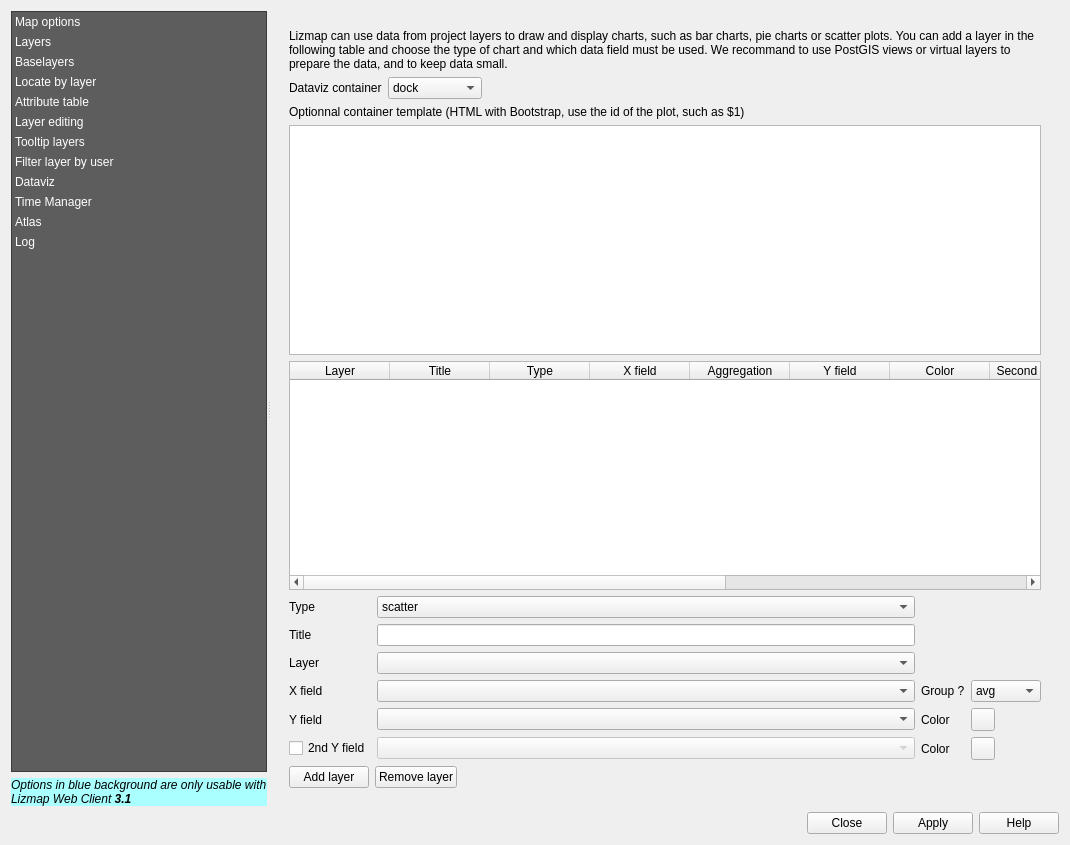
Above: ui_lizmap.ui from 3liz/lizmap-plugin before the change. Below: the same form after it.
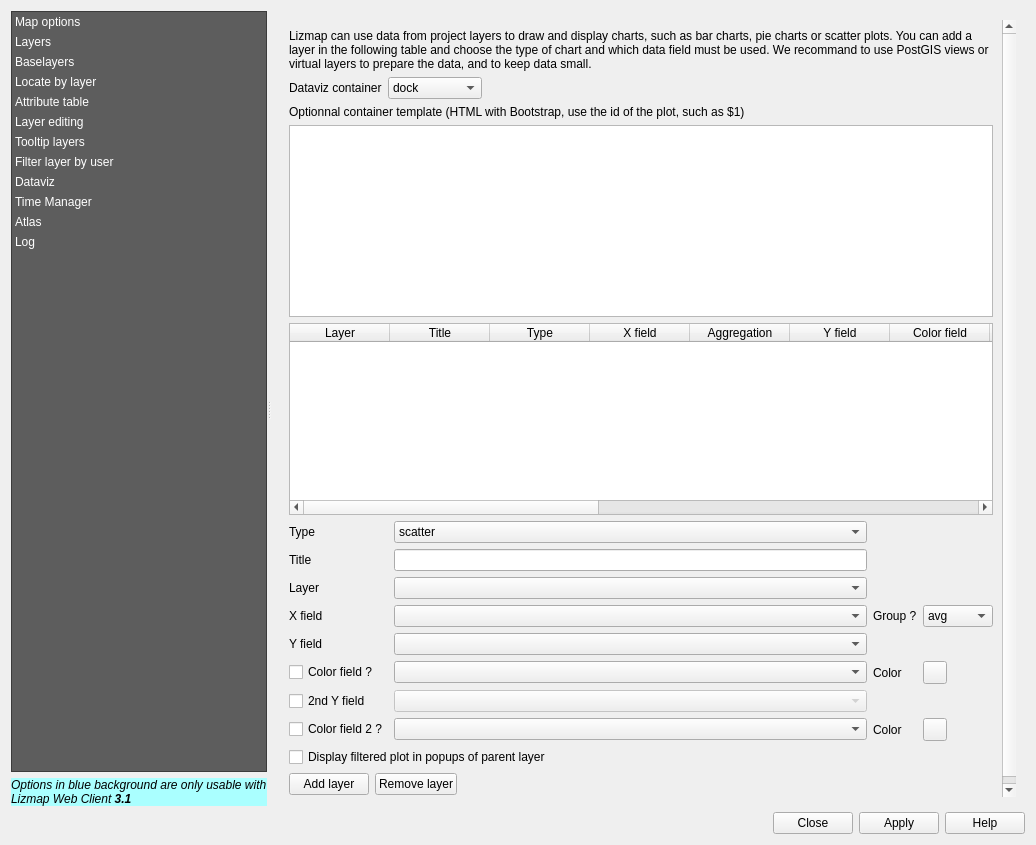
That is the form after the change. The open tabs and pages were chosen to show the change. Icons and pictures are not drawn. Custom widgets are drawn as their Qt base class.

Commit message: Dataviz - Add an option to display the child plot filtered in parent layer popup

Diff of the .ui file:
```diff
--- a/ui_lizmap.ui
+++ b/ui_lizmap.ui
@@ -6,7 +6,7 @@
    <rect>
     <x>0</x>
     <y>0</y>
-    <width>1070</width>
+    <width>1036</width>
     <height>845</height>
    </rect>
   </property>
@@ -3191,9 +3191,9 @@
               <property name="geometry">
                <rect>
                 <x>0</x>
-                <y>0</y>
-                <width>772</width>
-                <height>776</height>
+                <y>-78</y>
+                <width>725</width>
+                <height>854</height>
                </rect>
               </property>
               <layout class="QVBoxLayout" name="verticalLayout_19">
@@ -3313,6 +3313,11 @@
                    <string>Y field</string>
                   </property>
                  </column>
+                 <column>
+                  <property name="text">
+                   <string>Color field</string>
+                  </property>
+                 </column>
                  <column>
                   <property name="text">
                    <string>Color</string>
@@ -3333,6 +3338,21 @@
                    <string>Color 2</string>
                   </property>
                  </column>
+                 <column>
+                  <property name="text">
+                   <string>Color field 2</string>
+                  </property>
+                 </column>
+                 <column>
+                  <property name="text">
+                   <string>Popup for main layer</string>
+                  </property>
+                 </column>
+                 <column>
+                  <property name="text">
+                   <string>Popup for children</string>
+                  </property>
+                 </column>
                  <column>
                   <property name="text">
                    <string>Id</string>
@@ -3347,7 +3367,10 @@
                </item>
                <item>
                 <layout class="QGridLayout" name="gridLayout_4">
-                 <item row="10" column="0">
+                 <item row="11" column="1">
+                  <widget class="QgsFieldComboBox" name="inDatavizColorField"/>
+                 </item>
+                 <item row="12" column="0">
                   <widget class="QCheckBox" name="cbDatavizYField2">
                    <property name="text">
                     <string>2nd Y field</string>
@@ -3440,63 +3463,13 @@
                    </property>
                   </widget>
                  </item>
-                 <item row="10" column="1">
+                 <item row="12" column="1">
                   <widget class="QgsFieldComboBox" name="inDatavizPlotYfield2">
                    <property name="enabled">
                     <bool>false</bool>
                    </property>
                   </widget>
                  </item>
-                 <item row="8" column="2">
-                  <widget class="QLabel" name="label_75">
-                   <property name="text">
-                    <string>Color</string>
-                   </property>
-                  </widget>
-                 </item>
-                 <item row="8" column="3">
-                  <widget class="QgsColorButtonV2" name="inDatavizPlotColor">
-                   <property name="color">
-                    <color>
-                     <red>0</red>
-                     <green>170</green>
-                     <blue>255</blue>
-                    </color>
-                   </property>
-                   <property name="defaultColor">
-                    <color>
-                     <red>0</red>
-                     <green>170</green>
-                     <blue>255</blue>
-                    </color>
-                   </property>
-                  </widget>
-                 </item>
-                 <item row="10" column="2">
-                  <widget class="QLabel" name="label_80">
-                   <property name="text">
-                    <string>Color</string>
-                   </property>
-                  </widget>
-                 </item>
-                 <item row="10" column="3">
-                  <widget class="QgsColorButtonV2" name="inDatavizPlotColor2">
-                   <property name="color">
-                    <color>
-                     <red>255</red>
-                     <green>170</green>
-                     <blue>0</blue>
-                    </color>
-                   </property>
-                   <property name="defaultColor">
-                    <color>
-                     <red>255</red>
-                     <green>170</green>
-                     <blue>0</blue>
-                    </color>
-                   </property>
-                  </widget>
-                 </item>
                  <item row="5" column="2">
                   <widget class="QLabel" name="label_98">
                    <property name="text">
@@ -3553,8 +3526,82 @@
                    </item>
                   </widget>
                  </item>
+                 <item row="11" column="3">
+                  <widget class="QgsColorButtonV2" name="inDatavizPlotColor">
+                   <property name="color">
+                    <color>
+                     <red>0</red>
+                     <green>170</green>
+                     <blue>255</blue>
+                    </color>
+                   </property>
+                   <property name="defaultColor">
+                    <color>
+                     <red>0</red>
+                     <green>170</green>
+                     <blue>255</blue>
+                    </color>
+                   </property>
+                  </widget>
+                 </item>
+                 <item row="11" column="2">
+                  <widget class="QLabel" name="label_75">
+                   <property name="text">
+                    <string>Color</string>
+                   </property>
+                  </widget>
+                 </item>
+                 <item row="13" column="1">
+                  <widget class="QgsFieldComboBox" name="inDatavizColorField2"/>
+                 </item>
+                 <item row="13" column="3">
+                  <widget class="QgsColorButtonV2" name="inDatavizPlotColor2">
+                   <property name="color">
+                    <color>
+                     <red>255</red>
+                     <green>170</green>
+                     <blue>0</blue>
+                    </color>
+                   </property>
+                   <property name="defaultColor">
+                    <color>
+                     <red>255</red>
+                     <green>170</green>
+                     <blue>0</blue>
+                    </color>
+                   </property>
+                  </widget>
+                 </item>
+                 <item row="13" column="2">
+                  <widget class="QLabel" name="label_80">
+                   <property name="text">
+                    <string>Color</string>
+                   </property>
+                  </widget>
+                 </item>
+                 <item row="13" column="0">
+                  <widget class="QCheckBox" name="cbDatavizUseColorField2">
+                   <property name="text">
+                    <string>Color field 2 ?</string>
+                   </property>
+                  </widget>
+                 </item>
+                 <item row="11" column="0">
+                  <widget class="QCheckBox" name="cbDatavizUseColorField">
+                   <property name="text">
+                    <string>Color field ?</string>
+                   </property>
+                  </widget>
+                 </item>
                 </layout>
                </item>
+               <item>
+                <widget class="QCheckBox" name="cbDatavizInPopupChildren">
+                 <property name="text">
+                  <string>Display filtered plot in popups of parent layer</string>
+                 </property>
+                </widget>
+               </item>
                <item>
                 <layout class="QHBoxLayout" name="horizontalLayout_35">
                  <item>
```
Left out of the diff: 186 changed lines with no effect on the pictures. The commit also changes 1 other file.
